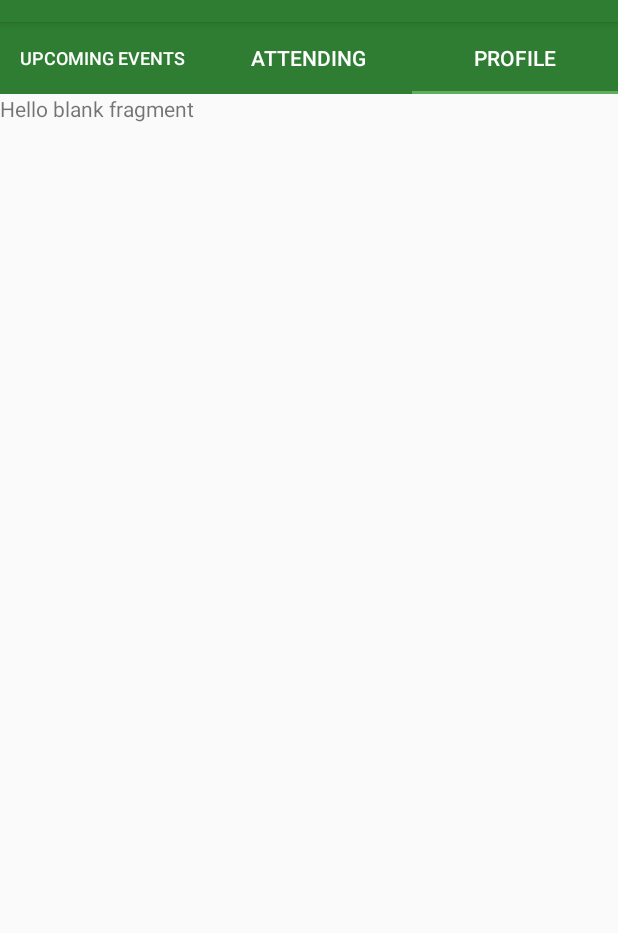
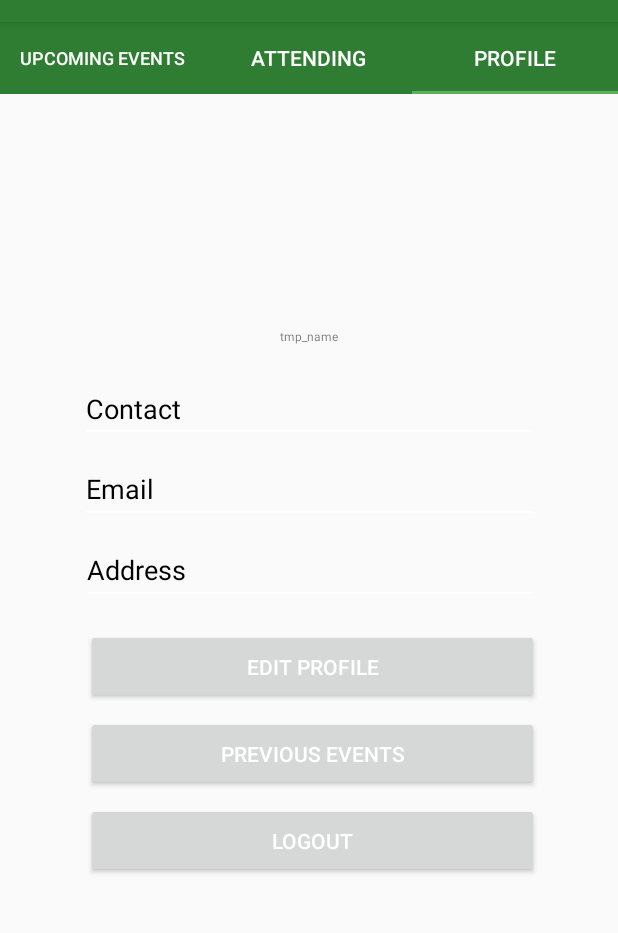
Before and after one commit to StarmanW/Let-sGO-, an Android app: the screen it shows after launch (MainActivity), tab 3 chosen, on a phone screen of 412 x 824 dp, the part 62-995 px from its top. Run offline under Robolectric (Android 15) with nearby library versions, the phone set to English and light mode, and no system bars; our stand-ins replace Firebase (no records; nobody signed in at launch, a user with empty details on screens opened directly); libraries missing offline, so code that uses them is left out: com.firebase.ui; 2 statements that could not run were skipped.

Commit message:
Added UI for profile fragment and Create Event activity

```diff
--- a/app/build.gradle
+++ b/app/build.gradle
@@ -35,4 +35,5 @@ dependencies {
     androidTestImplementation 'com.android.support.test.espresso:espresso-core:3.0.2'
     implementation 'com.android.support:design:28.0.0'
     implementation 'com.android.support:support-v4:28.0.0'
+    implementation 'com.google.android.gms:play-services-maps:16.1.0'
 }
--- a/app/src/main/AndroidManifest.xml
+++ b/app/src/main/AndroidManifest.xml
@@ -11,7 +11,8 @@
         android:roundIcon="@mipmap/ic_launcher_round"
         android:supportsRtl="true"
         android:theme="@style/AppTheme">
-        <activity android:name=".RegisterActivity"></activity>
+        <activity android:name=".CreateEventActivity"></activity>
+        <activity android:name=".RegisterActivity" />
         <activity android:name=".MainActivity">
             <intent-filter>
                 <action android:name="android.intent.action.MAIN" />
--- a/app/src/main/res/layout/fragment_profile.xml
+++ b/app/src/main/res/layout/fragment_profile.xml
@@ -1,14 +1,106 @@
 <?xml version="1.0" encoding="utf-8"?>
-<FrameLayout xmlns:android="http://schemas.android.com/apk/res/android"
+<android.support.constraint.ConstraintLayout xmlns:android="http://schemas.android.com/apk/res/android"
+    xmlns:app="http://schemas.android.com/apk/res-auto"
     xmlns:tools="http://schemas.android.com/tools"
+    android:id="@+id/frameLayout"
     android:layout_width="match_parent"
     android:layout_height="match_parent"
     tools:context=".ProfileFragment">
 
-    <!-- TODO: Update blank fragment layout -->
+    <ImageView
+        android:id="@+id/imageView2"
+        android:layout_width="wrap_content"
+        android:layout_height="wrap_content"
+        android:layout_marginStart="8dp"
+        android:layout_marginTop="16dp"
+        android:layout_marginEnd="8dp"
+        app:layout_constraintEnd_toEndOf="parent"
+        app:layout_constraintHorizontal_bias="0.498"
+        app:layout_constraintStart_toStartOf="parent"
+        app:layout_constraintTop_toTopOf="parent"
+        tools:src="@tools:sample/avatars" />
+
     <TextView
-        android:layout_width="match_parent"
-        android:layout_height="match_parent"
-        android:text="@string/hello_blank_fragment" />
+        android:id="@+id/textView3"
+        android:layout_width="0dp"
+        android:layout_height="wrap_content"
+        android:layout_marginStart="8dp"
+        android:layout_marginTop="156dp"
+        android:layout_marginEnd="8dp"
+        android:text="tmp_name"
+        android:textAlignment="center"
+        android:textSize="@dimen/fui_wrapper_padding_horiz"
+        app:layout_constraintEnd_toEndOf="parent"
+        app:layout_constraintHorizontal_bias="0.0"
+        app:layout_constraintStart_toStartOf="parent"
+        app:layout_constraintTop_toTopOf="parent" />
 
-</FrameLayout>
+    <EditText
+        android:id="@+id/editText7"
+        android:layout_width="306dp"
+        android:layout_height="46dp"
+        android:layout_marginTop="8dp"
+        android:ems="10"
+        android:inputType="textEmailAddress"
+        android:text="Email"
+        app:layout_constraintEnd_toEndOf="@+id/editText9"
+        app:layout_constraintStart_toStartOf="@+id/editText9"
+        app:layout_constraintTop_toBottomOf="@+id/editText9" />
+
+    <EditText
+        android:id="@+id/editText8"
+        android:layout_width="305dp"
+        android:layout_height="46dp"
+        android:layout_marginTop="8dp"
+        android:ems="10"
+        android:inputType="textPostalAddress"
+        android:text="Address"
+        app:layout_constraintEnd_toEndOf="@+id/editText7"
+        app:layout_constraintStart_toStartOf="@+id/editText7"
+        app:layout_constraintTop_toBottomOf="@+id/editText7" />
+
+    <Button
+        android:id="@+id/button3"
+        android:layout_width="302dp"
+        android:layout_height="50dp"
+        android:layout_marginTop="16dp"
+        android:text="Edit Profile"
+        app:layout_constraintEnd_toEndOf="@+id/editText8"
+        app:layout_constraintHorizontal_bias="1.0"
+        app:layout_constraintStart_toStartOf="@+id/editText8"
+        app:layout_constraintTop_toBottomOf="@+id/editText8" />
+
+    <Button
+        android:id="@+id/button7"
+        android:layout_width="302dp"
+        android:layout_height="50dp"
+        android:layout_marginTop="8dp"
+        android:text="Previous Events"
+        app:layout_constraintEnd_toEndOf="@+id/button3"
+        app:layout_constraintStart_toStartOf="@+id/button3"
+        app:layout_constraintTop_toBottomOf="@+id/button3" />
+
+    <Button
+        android:id="@+id/button8"
+        android:layout_width="302dp"
+        android:layout_height="50dp"
+        android:layout_marginTop="8dp"
+        android:text="Logout"
+        app:layout_constraintEnd_toEndOf="@+id/button7"
+        app:layout_constraintHorizontal_bias="0.0"
+        app:layout_constraintStart_toStartOf="@+id/button7"
+        app:layout_constraintTop_toBottomOf="@+id/button7" />
+
+    <EditText
+        android:id="@+id/editText9"
+        android:layout_width="306dp"
+        android:layout_height="wrap_content"
+        android:layout_marginTop="20dp"
+        android:ems="10"
+        android:inputType="phone"
+        android:text="Contact"
+        app:layout_constraintEnd_toEndOf="@+id/textView3"
+        app:layout_constraintStart_toStartOf="@+id/textView3"
+        app:layout_constraintTop_toBottomOf="@+id/textView3" />
+
+</android.support.constraint.ConstraintLayout>
```
Also changed, not shown: app/src/main/java/com/tarcrsd/letsgo/CreateEventActivity.java (added, +13 -0 lines), app/src/main/res/layout/activity_create_event.xml (added, +86 -0 lines).
